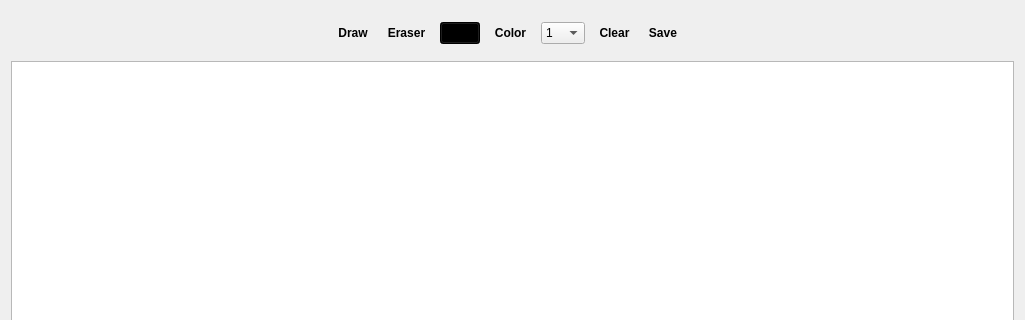
The window that mainwindow.ui (NataliaShishuk/SimpleWhiteBoard) describes before a commit, drawn with Qt 5; both pictures show x 0 to 1025 and y 0 to 320 of the 1025 by 611 pixel window.
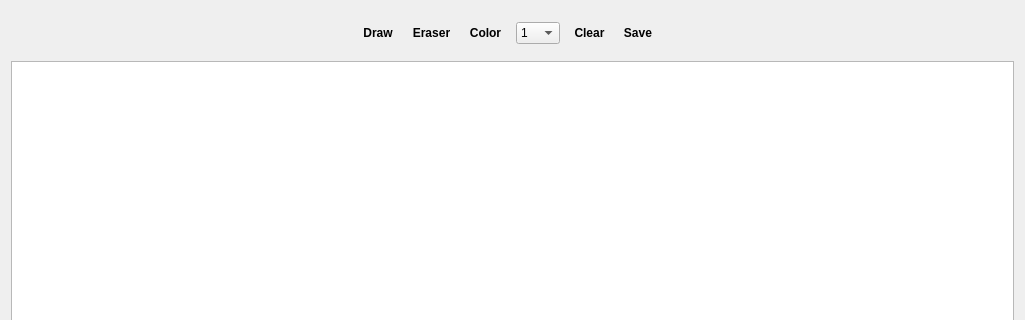
The same window after the commit. Icons and pictures are not drawn.

```diff
--- a/mainwindow.ui
+++ b/mainwindow.ui
@@ -48,7 +48,7 @@
 background-color: rgba(255, 255, 255,0);
 }</string>
       </property>
-      <layout class="QHBoxLayout" name="horizontalLayout" stretch="0,0,0,0,0,0,0,0,0">
+      <layout class="QHBoxLayout" name="horizontalLayout" stretch="0,0,0,0,0,0,0,0">
        <property name="spacing">
         <number>10</number>
        </property>
@@ -153,19 +153,6 @@
          </property>
         </widget>
        </item>
-       <item>
-        <widget class="QPushButton" name="pushButton">
-         <property name="autoFillBackground">
-          <bool>false</bool>
-         </property>
-         <property name="styleSheet">
-          <string notr="true">background-color: rgb(0, 0, 0);</string>
-         </property>
-         <property name="text">
-          <string/>
-         </property>
-        </widget>
-       </item>
        <item>
         <widget class="QToolButton" name="colorButton">
          <property name="font">
```
